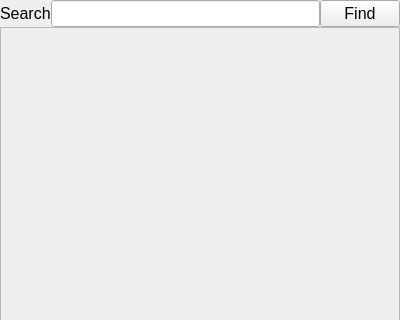
Old version of the form threadtab.ui in the repository siavash119/qtchan; both pictures show x 0 to 400 and y 0 to 320 of the 400 by 627 pixel window.
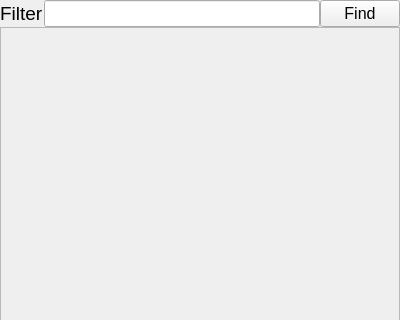
New version of the form.

Commit message: added search to threadtab; fixed postform filename and cancel

What changed in the file:
```diff
--- a/threadtab.ui
+++ b/threadtab.ui
@@ -56,8 +56,13 @@
      </property>
      <item>
       <widget class="QLabel" name="label">
+       <property name="font">
+        <font>
+         <pointsize>14</pointsize>
+        </font>
+       </property>
        <property name="text">
-        <string>Search</string>
+        <string>Filter</string>
        </property>
       </widget>
      </item>
```
The commit also changes 4 other files.
